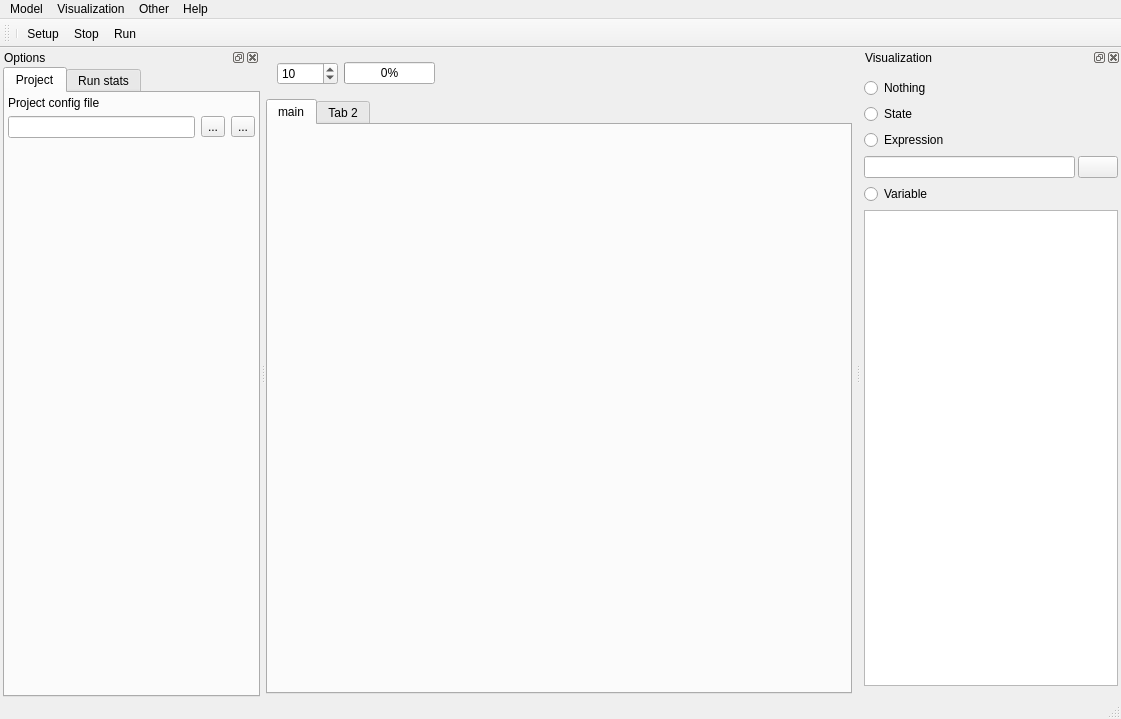
This is SVDModel/SVDUI/mainwindow.ui in edfm-tum/SVD as Qt 5 draws it before an edit. The edited form follows.
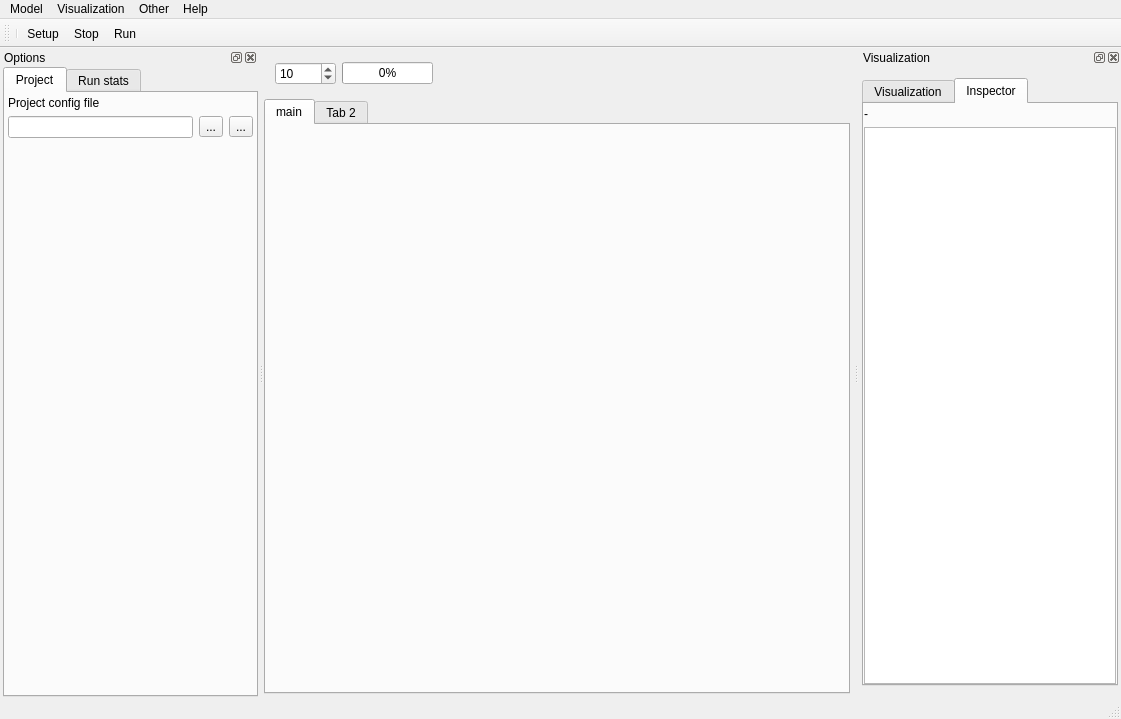
This is the edited form. Icons and pictures are not drawn. Custom widgets are drawn as their Qt base class.

The edit to the form file:
```diff
--- a/SVDModel/SVDUI/mainwindow.ui
+++ b/SVDModel/SVDUI/mainwindow.ui
@@ -467,7 +467,7 @@
    <property name="minimumSize">
     <size>
      <width>150</width>
-     <height>237</height>
+     <height>305</height>
     </size>
    </property>
    <property name="windowTitle">
@@ -485,28 +485,27 @@
       <number>3</number>
      </property>
      <item>
+      <widget class="QTabWidget" name="tabWidget_2">
+       <property name="currentIndex">
+        <number>1</number>
+       </property>
+       <widget class="QWidget" name="tabVisualization">
+        <attribute name="title">
+         <string>Visualization</string>
+        </attribute>
       <layout class="QVBoxLayout" name="verticalLayout_5">
-       <item>
-        <widget class="QRadioButton" name="visNone">
-         <property name="text">
-          <string>Nothing</string>
+         <property name="leftMargin">
+          <number>0</number>
          </property>
-        </widget>
-       </item>
-       <item>
-        <widget class="QRadioButton" name="visState">
-         <property name="text">
-          <string>State</string>
+         <property name="topMargin">
+          <number>0</number>
          </property>
-        </widget>
-       </item>
-       <item>
-        <widget class="QRadioButton" name="visExpression">
-         <property name="text">
-          <string>Expression</string>
+         <property name="rightMargin">
+          <number>0</number>
          </property>
-        </widget>
-       </item>
+         <property name="bottomMargin">
+          <number>0</number>
+         </property>
        <item>
         <layout class="QHBoxLayout" name="horizontalLayout_2">
          <property name="spacing">
@@ -537,6 +536,12 @@
        </item>
        <item>
         <widget class="QTreeWidget" name="visVariables">
+           <property name="sizePolicy">
+            <sizepolicy hsizetype="Expanding" vsizetype="Expanding">
+             <horstretch>0</horstretch>
+             <verstretch>0</verstretch>
+            </sizepolicy>
+           </property>
          <property name="minimumSize">
           <size>
            <width>0</width>
@@ -562,7 +567,83 @@
          </column>
         </widget>
        </item>
-      </layout>
+         <item>
+          <widget class="QLabel" name="visCoords">
+           <property name="text">
+            <string>-</string>
+           </property>
+          </widget>
+         </item>
+        </layout>
+       </widget>
+       <widget class="QWidget" name="tabInspector">
+        <attribute name="title">
+         <string>Inspector</string>
+        </attribute>
+        <layout class="QVBoxLayout" name="verticalLayout_7">
+         <property name="leftMargin">
+          <number>0</number>
+         </property>
+         <property name="topMargin">
+          <number>3</number>
+         </property>
+         <property name="rightMargin">
+          <number>0</number>
+         </property>
+         <property name="bottomMargin">
+          <number>0</number>
+         </property>
+         <item>
+          <widget class="QLabel" name="visCoordsInspector">
+           <property name="text">
+            <string>-</string>
+           </property>
+          </widget>
+         </item>
+         <item>
+          <widget class="QTreeWidget" name="visCellData">
+           <property name="sizePolicy">
+            <sizepolicy hsizetype="Expanding" vsizetype="Expanding">
+             <horstretch>0</horstretch>
+             <verstretch>0</verstretch>
+            </sizepolicy>
+           </property>
+           <property name="minimumSize">
+            <size>
+             <width>0</width>
+             <height>0</height>
+            </size>
+           </property>
+           <property name="maximumSize">
+            <size>
+             <width>1000</width>
+             <height>16777215</height>
+            </size>
+           </property>
+           <property name="indentation">
+            <number>8</number>
+           </property>
+           <property name="columnCount">
+            <number>2</number>
+           </property>
+           <attribute name="headerVisible">
+            <bool>false</bool>
+           </attribute>
+           <column>
+            <property name="text">
+             <string notr="true">Variable</string>
+            </property>
+           </column>
+           <column>
+            <property name="text">
+             <string>Value</string>
+            </property>
+           </column>
+          </widget>
+         </item>
+        </layout>
+       </widget>
+      </widget>
      </item>
     </layout>
    </widget>
```
Left out of the diff: 40 changed lines with no effect on the pictures. Lines whose indentation alone changed are shown as unchanged.
